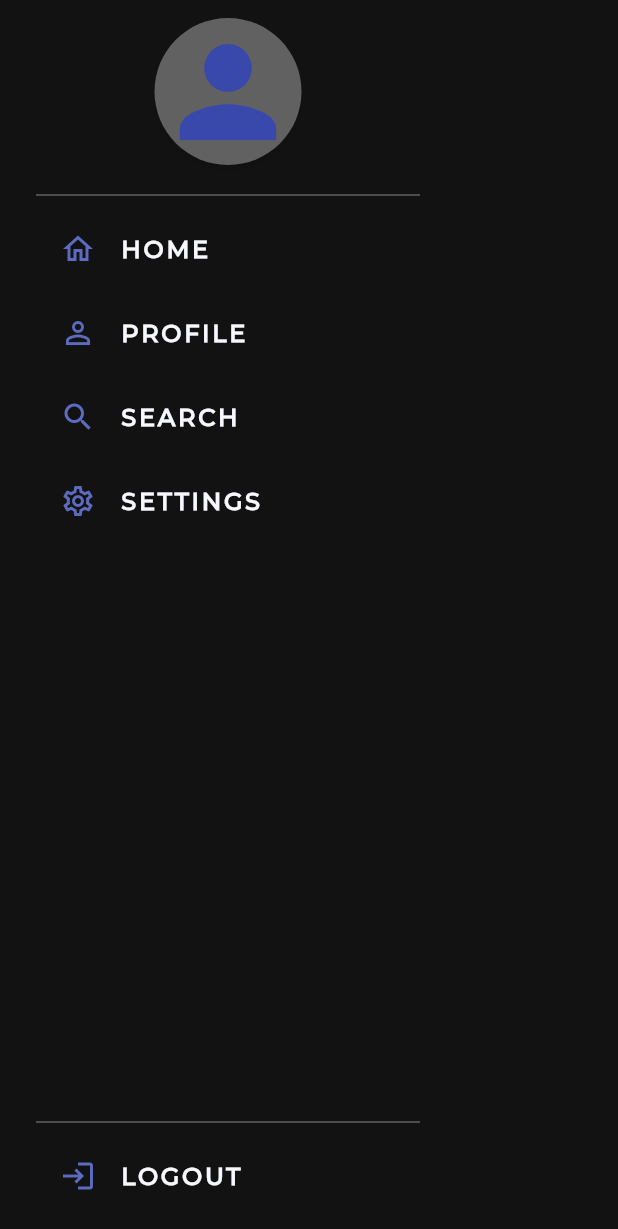
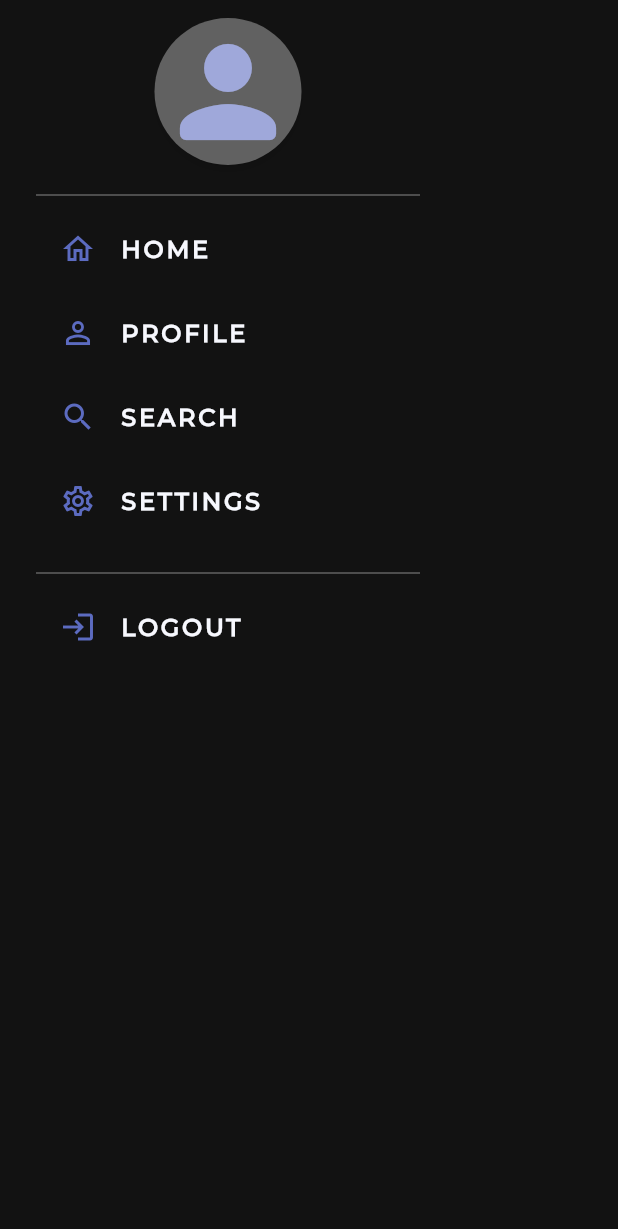
Before and after one commit to NovaLogics/lyxa-live-flutter-app, a Flutter app: the DrawerUnit widget shown alone on an empty page, opened directly, on a phone screen of 412 x 824 dp. Shown: the top 1229 px of the screen. Run offline on Flutter 3.47's test engine with Material 3 defaults, Android fonts, the phone set to English and light mode, and no system bars; our stand-ins replace cached_network_image, carousel_slider, cloud_firestore, file_picker, firebase_auth, firebase_core and 8 more; accounts and stored records are empty; generated files the repository leaves out were written again; network calls fail.

Commit message:
feat [ home ]: Update Widget [ DrawerUnit ]

```diff
--- a/lib/src/features/home/ui/components/drawer_unit.dart
+++ b/lib/src/features/home/ui/components/drawer_unit.dart
@@ -23,6 +23,8 @@ class DrawerUnit extends StatelessWidget {
     return Drawer(
       backgroundColor: Theme.of(context).colorScheme.surface,
       child: SafeArea(
+        child: SingleChildScrollView(
+          // Make the drawer scrollable
           child: Padding(
             padding: const EdgeInsets.symmetric(horizontal: AppDimens.size24),
             child: Column(
@@ -52,7 +54,8 @@ class DrawerUnit extends StatelessWidget {
                   icon: Icons.settings_outlined,
                   onTap: () => _navigateToSettingsScreen(context),
                 ),
-              const Spacer(),
+                const SizedBox(
+                    height: AppDimens.size12), // Add space before the spacer
                 Divider(
                   color: Theme.of(context).colorScheme.outline,
                 ),
@@ -64,6 +67,7 @@ class DrawerUnit extends StatelessWidget {
                 ),
                 const SizedBox(height: AppDimens.size12),
               ],
+            ),
           ),
         ),
       ),
@@ -82,9 +86,9 @@ class DrawerUnit extends StatelessWidget {
                 imageUrl: user?.profileImageUrl ?? '',
                 placeholder: (_, __) => const CircularProgressIndicator(),
                 errorWidget: (_, __, ___) => Icon(
-                  Icons.person,
+                  Icons.person_rounded,
                   size: AppDimens.iconSize3XLarge,
-                  color: Theme.of(context).colorScheme.primary,
+                  color: Theme.of(context).colorScheme.onSecondary,
                 ),
                 imageBuilder: (_, imageProvider) => Container(
                   height: AppDimens.iconSize3XLarge,
@@ -99,9 +103,9 @@ class DrawerUnit extends StatelessWidget {
                 ),
               )
             : Icon(
-                Icons.person,
+                Icons.person_rounded,
                 size: AppDimens.iconSize3XLarge,
-                color: Theme.of(context).colorScheme.primary,
+                color: Theme.of(context).colorScheme.onSecondary,
               ),
       ),
     );
```
Lines whose indentation alone changed are shown as unchanged.
